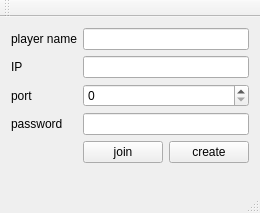
Old version of the form qichu/mainwindow.ui in the repository durandced/qichu.
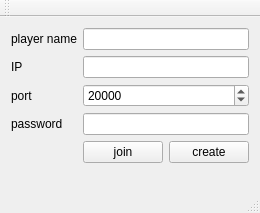
New version of the form.

```diff
--- a/qichu/mainwindow.ui
+++ b/qichu/mainwindow.ui
@@ -43,7 +43,14 @@
      </widget>
     </item>
     <item row="2" column="1">
-     <widget class="QSpinBox" name="port"/>
+     <widget class="QSpinBox" name="port">
+      <property name="maximum">
+       <number>65535</number>
+      </property>
+      <property name="value">
+       <number>20000</number>
+      </property>
+     </widget>
     </item>
     <item row="3" column="0">
      <widget class="QLabel" name="labelPass">
```
